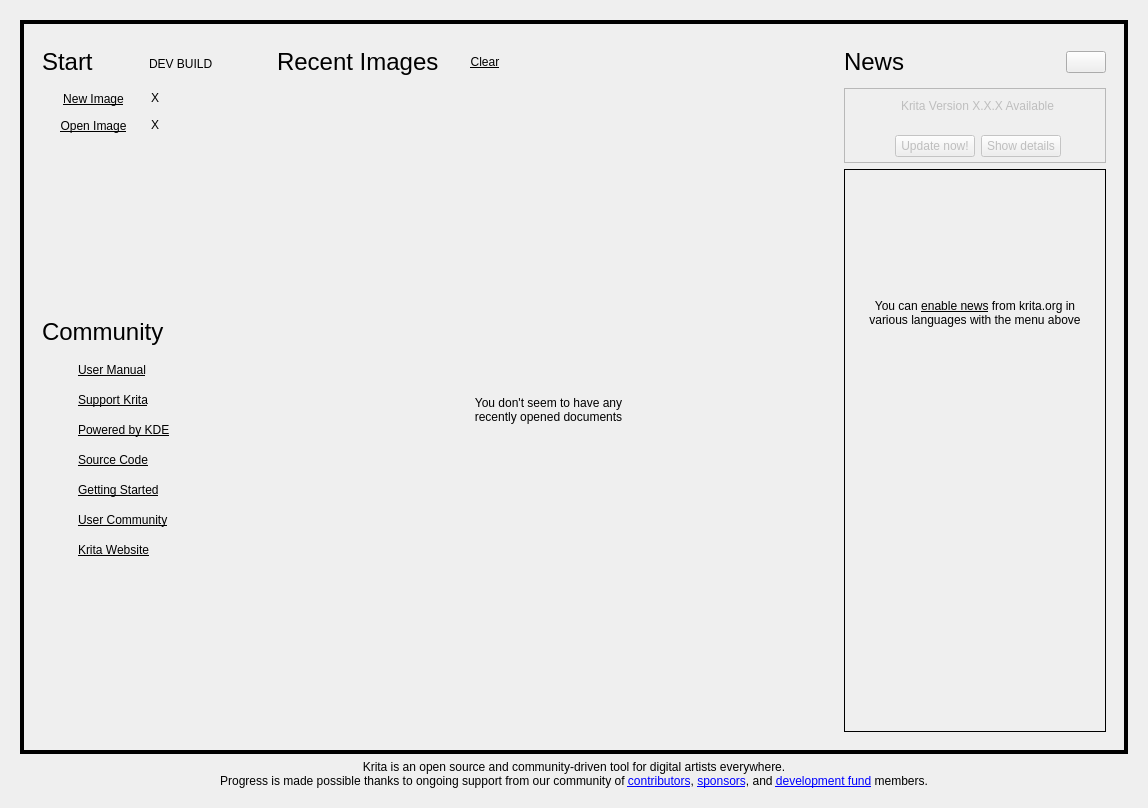
This is libs/ui/forms/KisWelcomePage.ui in KDE/krita as Qt 5 draws it before an edit. The edited form follows.
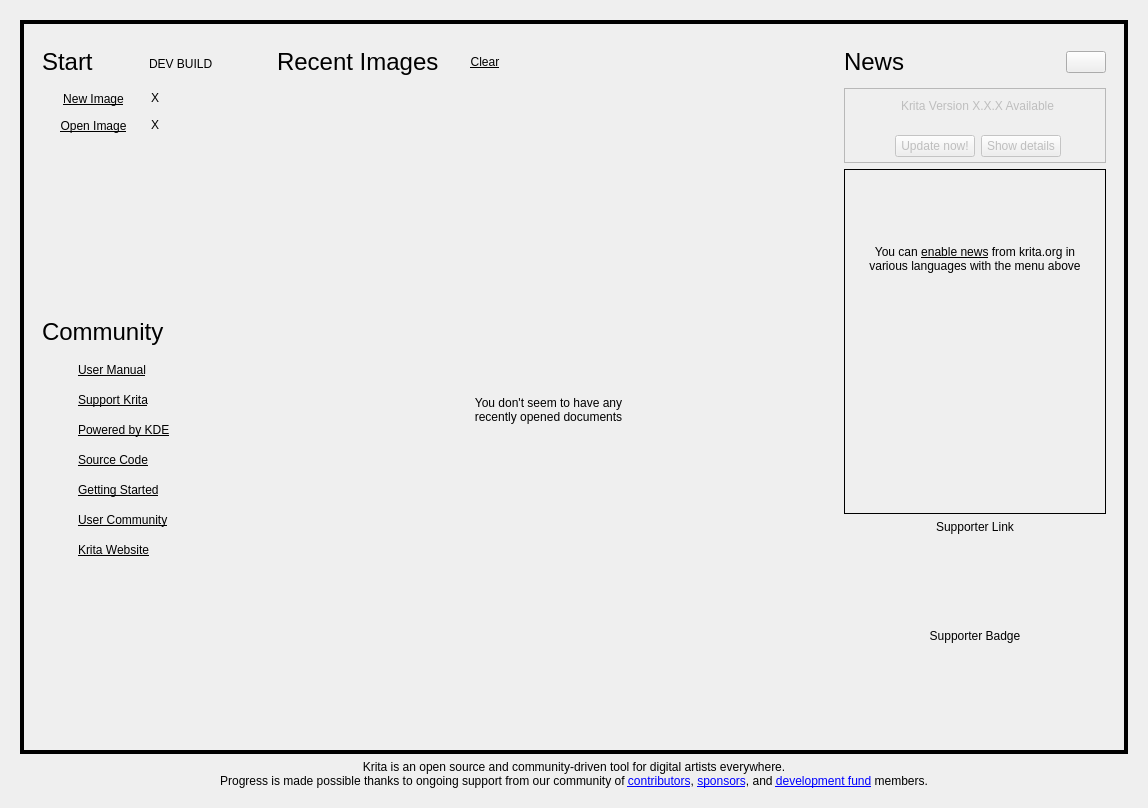
This is the edited form. Custom widgets are drawn as their Qt base class.

Commit message: [android] Make IAP and supporter badge work again

Diff of the .ui file:
```diff
--- a/libs/ui/forms/KisWelcomePage.ui
+++ b/libs/ui/forms/KisWelcomePage.ui
@@ -1522,6 +1522,83 @@
            </layout>
           </widget>
          </item>
+         <item>
+          <widget class="QLabel" name="donationLink">
+           <property name="text">
+            <string notr="true">Supporter Link</string>
+           </property>
+           <property name="alignment">
+            <set>Qt::AlignCenter</set>
+           </property>
+           <property name="wordWrap">
+            <bool>true</bool>
+           </property>
+          </widget>
+         </item>
+         <item>
+          <layout class="QHBoxLayout" name="supporterBadgeLayout">
+           <property name="spacing">
+            <number>0</number>
+           </property>
+           <item>
+            <spacer name="leftSupporterBadgeSpacer">
+             <property name="orientation">
+              <enum>Qt::Horizontal</enum>
+             </property>
+             <property name="sizeHint" stdset="0">
+              <size>
+               <width>0</width>
+               <height>0</height>
+              </size>
+             </property>
+            </spacer>
+           </item>
+           <item>
+            <widget class="QLabel" name="supporterBadge">
+             <property name="sizePolicy">
+              <sizepolicy hsizetype="Fixed" vsizetype="Fixed">
+               <horstretch>0</horstretch>
+               <verstretch>0</verstretch>
+              </sizepolicy>
+             </property>
+             <property name="minimumSize">
+              <size>
+               <width>150</width>
+               <height>192</height>
+              </size>
+             </property>
+             <property name="maximumSize">
+              <size>
+               <width>150</width>
+               <height>192</height>
+              </size>
+             </property>
+             <property name="text">
+              <string notr="true">Supporter Badge</string>
+             </property>
+             <property name="scaledContents">
+              <bool>true</bool>
+             </property>
+             <property name="alignment">
+              <set>Qt::AlignCenter</set>
+             </property>
+            </widget>
+           </item>
+           <item>
+            <spacer name="rightSupporterBadgeSpacer">
+             <property name="orientation">
+              <enum>Qt::Horizontal</enum>
+             </property>
+             <property name="sizeHint" stdset="0">
+              <size>
+               <width>0</width>
+               <height>0</height>
+              </size>
+             </property>
+            </spacer>
+           </item>
+          </layout>
+         </item>
         </layout>
        </widget>
       </item>
```
The commit also changes 10 other files.
